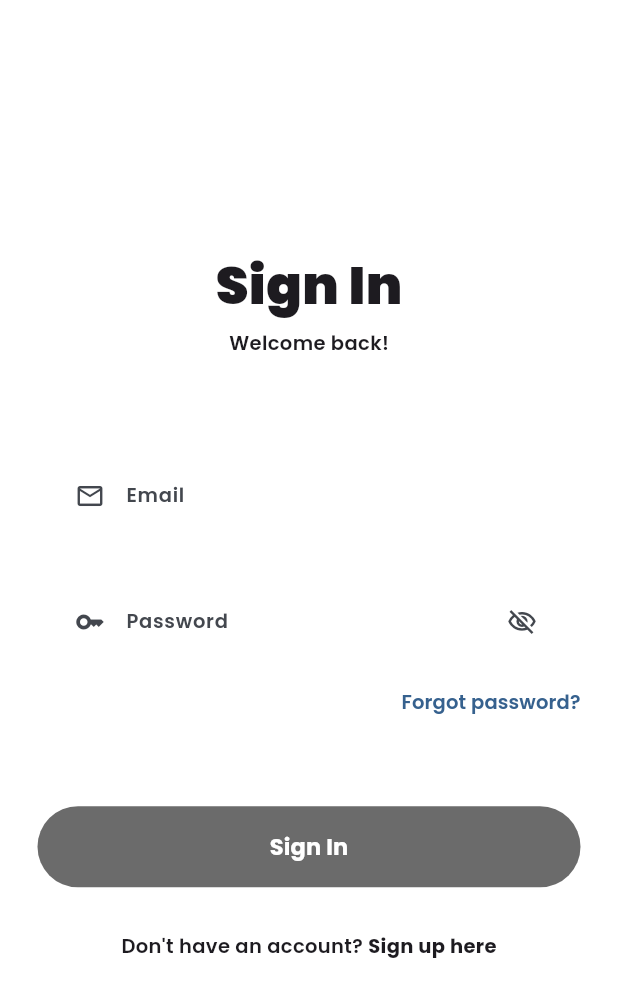
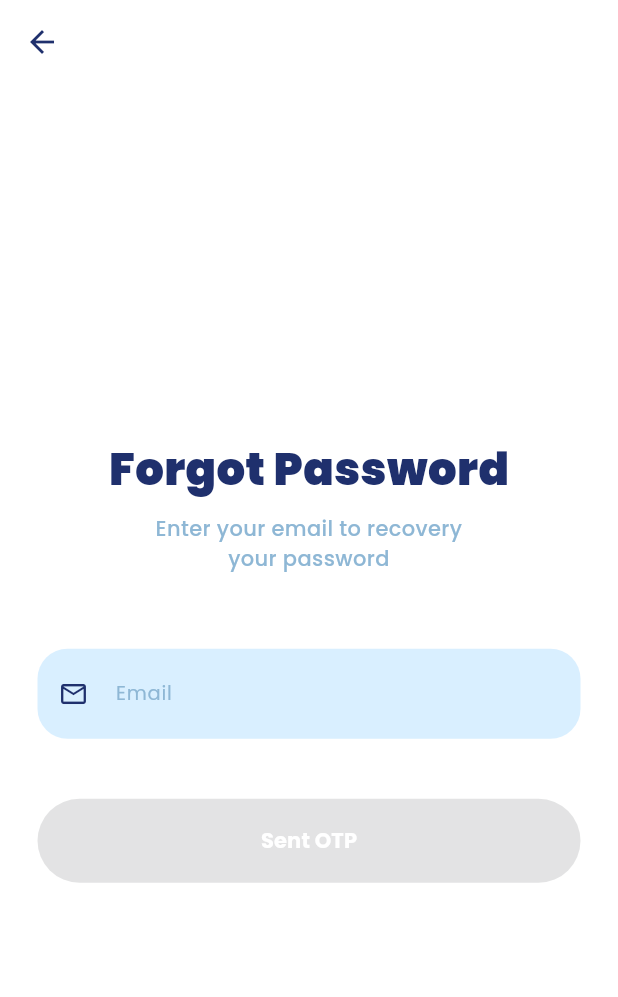
Before and after one commit to jovitamaharani/DriveBehaveFE, a Flutter app: the SignInScreen screen opened directly, after a tap on "Forgot password?", on a phone screen of 412 x 824 dp. Shown: the top 997 px of the screen. Run offline on Flutter 3.47's test engine with Material 3 defaults, Android fonts, the phone set to English and light mode, and no system bars; our stand-ins replace geolocator, google_fonts, permission_handler, sensors_plus.

Commit message:
font poppins, otp verification

```diff
--- /dev/null
+++ b/lib/core/constants/app_colors.dart
@@ -0,0 +1,11 @@
+import 'package:flutter/material.dart';
+
+class AppColors {
+  static const Color primary = Color(0xFF1F306D);
+  static const Color secondary = Color(0xFF8EB7D5);
+  static const Color accent = Color(0xFFF9A825);
+  static const Color background = Color(0xFFF8FAFC);
+  static const Color white = Colors.white;
+  static const Color bluelightL = Color.fromRGBO(217, 239, 255, 1);
+  static const Color bluelight = Color.fromRGBO(134, 177, 208, 1);
+}
--- /dev/null
+++ b/lib/features/auth/screens/forgot_password_screen.dart
@@ -0,0 +1,109 @@
+import 'package:drivingbehavior/features/auth/screens/otp_verification_screen.dart';
+import 'package:flutter/material.dart';
+import 'package:google_fonts/google_fonts.dart';
+import 'package:drivingbehavior/core/constants/app_colors.dart';
+
+class ForgotPasswordScreen extends StatefulWidget {
+  const ForgotPasswordScreen({super.key});
+
+  @override
+  State<ForgotPasswordScreen> createState() => _ForgotPasswordScreenState();
+}
+
+class _ForgotPasswordScreenState extends State<ForgotPasswordScreen> {
+  final TextEditingController _emailController = TextEditingController();
+  bool _isFormValid = false;
+
+  void _validateForm() {
+    setState(() {
+      _isFormValid = _emailController.text.isNotEmpty;
+    });
+  }
+
+  @override
+  Widget build(BuildContext context) {
+    return Scaffold(
+      backgroundColor: Colors.white,
+      appBar: AppBar(
+          backgroundColor: Colors.white,
+          elevation: 0,
+          foregroundColor: AppColors.primary),
+      body: Padding(
+        padding: const EdgeInsets.symmetric(horizontal: 25.0),
+        child: Column(
+          mainAxisAlignment: MainAxisAlignment.center,
+          children: [
+            Text(
+              'Forgot Password',
+              style: GoogleFonts.poppins(
+                color: AppColors.primary,
+                fontSize: 30,
+                fontWeight: FontWeight.w900,
+              ),
+            ),
+            const SizedBox(height: 8),
+            Text(
+              'Enter your email to recovery\nyour password',
+              textAlign: TextAlign.center,
+              style: GoogleFonts.poppins(
+                color: AppColors.secondary,
+                fontSize: 14,
+                fontWeight: FontWeight.w500,
+              ),
+            ),
+            const SizedBox(height: 50),
+            Container(
+              decoration: BoxDecoration(
+                color: AppColors.bluelightL,
+                borderRadius: BorderRadius.circular(20),
+              ),
+              child: TextField(
+                controller: _emailController,
+                onChanged: (_) => _validateForm(),
+                style: GoogleFonts.poppins(fontSize: 13),
+                decoration: InputDecoration(
+                  hintText: 'Email',
+                  hintStyle: GoogleFonts.poppins(
+                      color: AppColors.secondary, fontSize: 13),
+                  prefixIcon: const Icon(Icons.mail_outline,
+                      color: AppColors.primary, size: 20),
+                  border: InputBorder.none,
+                  contentPadding: const EdgeInsets.symmetric(vertical: 20),
+                ),
+              ),
+            ),
+            const SizedBox(height: 40),
+            SizedBox(
+              width: double.infinity,
+              height: 56,
+              child: ElevatedButton(
+                onPressed: _isFormValid
+                    ? () {
+                        Navigator.push(
+                            context,
+                            MaterialPageRoute(
+                              builder: (context) =>
+                                  const OTPVerificationScreen(),
+                            ),
+                          );
+                      }
+                    : null,
+                style: ElevatedButton.styleFrom(
+                  backgroundColor: _isFormValid
+                      ? AppColors.primary
+                      : const Color(0xFF6B6B6B),
+                  shape: RoundedRectangleBorder(
+                      borderRadius: BorderRadius.circular(30)),
+                  elevation: 0,
+                ),
+                child: Text('Sent OTP',
+                    style: GoogleFonts.poppins(
+                        fontWeight: FontWeight.bold, color: Colors.white)),
+              ),
+            ),
+          ],
+        ),
+      ),
+    );
+  }
+}
--- a/lib/features/auth/screens/sign_in_screen.dart
+++ b/lib/features/auth/screens/sign_in_screen.dart
@@ -1,6 +1,8 @@
 import 'package:drivingbehavior/core/constants/app_colors.dart';
+import 'package:drivingbehavior/features/auth/screens/forgot_password_screen.dart';
 import 'package:drivingbehavior/features/auth/screens/sign_up_screen.dart';
 import 'package:flutter/material.dart';
+import 'package:google_fonts/google_fonts.dart';
 
 class SignInScreen extends StatefulWidget {
   const SignInScreen({super.key});
@@ -54,10 +56,10 @@ class _SignInScreenState extends State<SignInScreen> {
                   crossAxisAlignment: CrossAxisAlignment.stretch,
                   children: [
                     const SizedBox(height: 22),
-                    const Center(
+                    Center(
                       child: Text(
                         'Sign In',
-                        style: TextStyle(
+                        style: GoogleFonts.poppins(
                           color: AppColors.primary,
                           fontSize: 35,
                           fontWeight: FontWeight.w900,
@@ -65,10 +67,10 @@ class _SignInScreenState extends State<SignInScreen> {
                       ),
                     ),
                     const SizedBox(height: 4),
-                    const Center(
+                    Center(
                       child: Text(
                         'Welcome back!',
-                        style: TextStyle(
+                        style: GoogleFonts.poppins(
                           color: AppColors.secondary,
                           fontSize: 13,
                           fontWeight: FontWeight.w600,
@@ -153,7 +155,15 @@ class _SignInScreenState extends State<SignInScreen> {
                     Align(
                       alignment: Alignment.centerRight,
                       child: TextButton(
-                        onPressed: () {},
+                        onPressed: () {
+                          Navigator.push(
+                            context,
+                            MaterialPageRoute(
+                              builder: (context) =>
+                                  const ForgotPasswordScreen(),
+                            ),
+                          );
+                        },
                         style: TextButton.styleFrom(
                           padding: EdgeInsets.zero,
                           minimumSize: Size.zero,
--- a/pubspec.yaml
+++ b/pubspec.yaml
@@ -13,6 +13,7 @@ dependencies:
   sensors_plus: ^6.0.1
   geolocator: ^13.0.2
   permission_handler: ^11.3.1
+  google_fonts: ^6.2.1
 
 dev_dependencies:
   flutter_test:
```
Also changed, not shown: lib/features/auth/screens/sign_up_screen.dart (+12 -11 lines), lib/features/auth/screens/splash_screen.dart (+26 -17 lines), lib/main.dart (+4 -3 lines), pubspec.lock, 3 other files.
